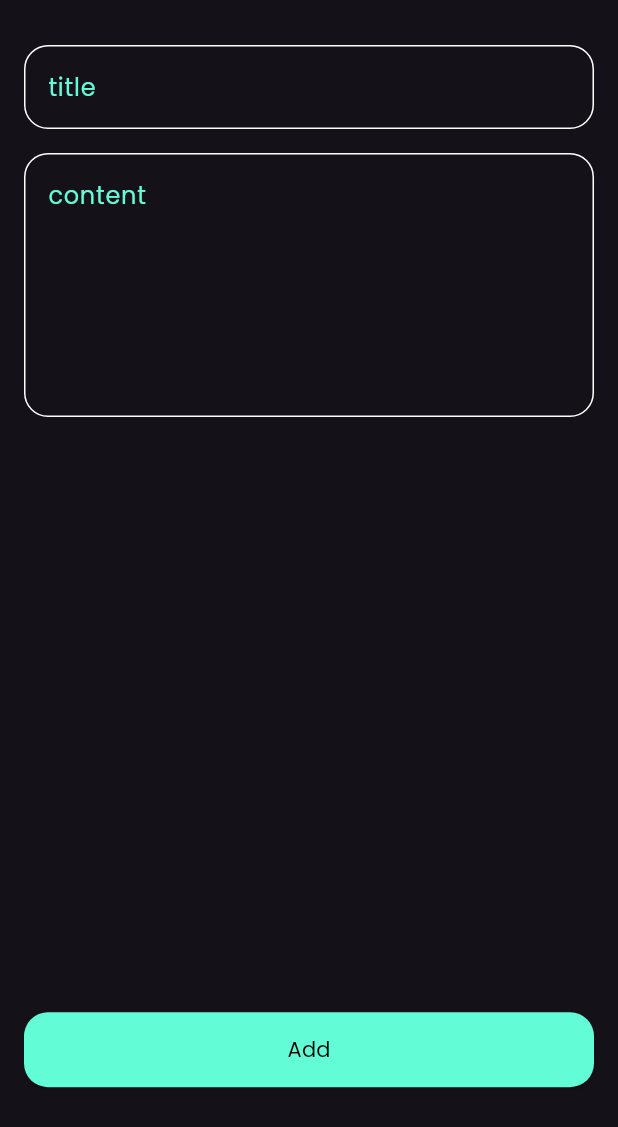
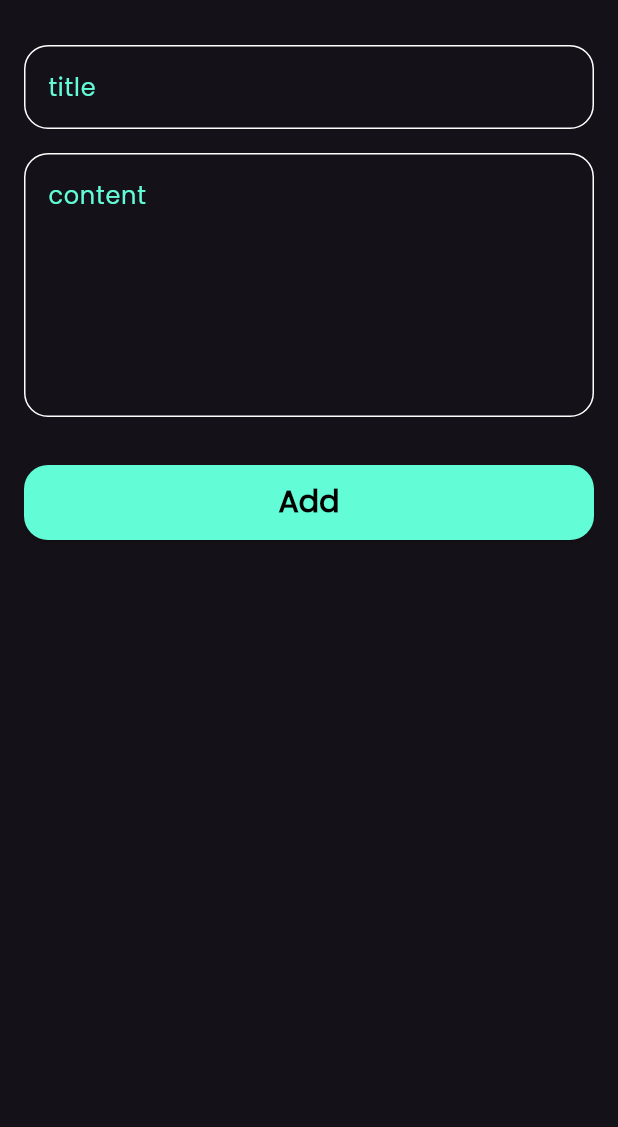
Before and after one commit to Eng-Mosad-99/notes_app, a Flutter app: the AddNoteButtomSheet widget shown alone on an empty page, opened directly, on a phone screen of 412 x 824 dp. Shown: the top 1127 px of the screen. Run offline on Flutter 3.47's test engine with Material 3 defaults, Android fonts, the light colour scheme and no system bars; our stand-ins replace font_awesome_flutter.

Commit message:
finish notes bottom sheet

```diff
--- a/lib/widgets/add_note_buttom_sheet.dart
+++ b/lib/widgets/add_note_buttom_sheet.dart
@@ -12,6 +12,7 @@ class AddNoteButtomSheet extends StatelessWidget {
       padding: EdgeInsets.symmetric(
         horizontal: 16,
       ),
+      child: SingleChildScrollView(
         child: Column(
           children: [
             SizedBox(
@@ -27,14 +28,15 @@ class AddNoteButtomSheet extends StatelessWidget {
               hntText: 'content',
               maxLines: 6,
             ),
-          Spacer(
-            flex: 4,
+            SizedBox(
+              height: 32,
             ),
             CustomElevatedButton(),
-          Spacer(
-            flex: 1,
+            SizedBox(
+              height: 16,
             ),
           ],
+        ),
       ),
     );
   }
--- a/lib/widgets/custom_elevated_button.dart
+++ b/lib/widgets/custom_elevated_button.dart
@@ -9,8 +9,8 @@ class CustomElevatedButton extends StatelessWidget {
     return ElevatedButton(
       style: ElevatedButton.styleFrom(
         backgroundColor: kprimaryColor,
-        minimumSize: const Size(
-          double.infinity,
+        minimumSize: Size(
+          MediaQuery.of(context).size.width,
           50,
         ),
         shape: RoundedRectangleBorder(
@@ -24,6 +24,8 @@ class CustomElevatedButton extends StatelessWidget {
         'Add',
         style: TextStyle(
           color: Colors.black,
+          fontSize: 20,
+          fontWeight: FontWeight.bold,
         ),
       ),
     );
```
Lines whose indentation alone changed are shown as unchanged.
